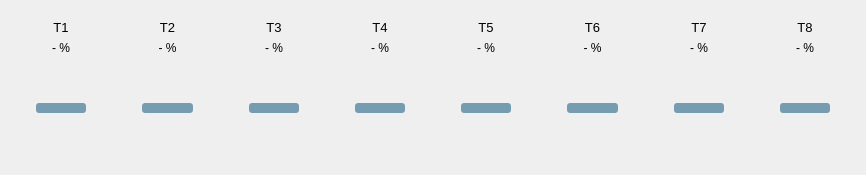
sonia-auv/rqt_sonia_plugins, file rqt_thruster_effort/resource/mainwidget.ui: the form before one commit.
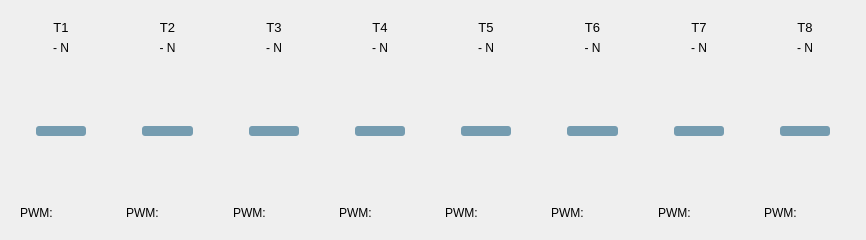
The form after the commit.

Commit message: Thruster effort module updated

```diff
--- a/rqt_thruster_effort/resource/mainwidget.ui
+++ b/rqt_thruster_effort/resource/mainwidget.ui
@@ -7,7 +7,7 @@
     <x>0</x>
     <y>0</y>
     <width>866</width>
-    <height>175</height>
+    <height>240</height>
    </rect>
   </property>
   <property name="sizePolicy">
@@ -126,7 +126,7 @@
       <item>
        <widget class="QLabel" name="T1_value">
         <property name="text">
-         <string>- %</string>
+         <string>- N</string>
         </property>
         <property name="alignment">
          <set>Qt::AlignCenter</set>
@@ -178,6 +178,13 @@
         </property>
        </widget>
       </item>
+      <item>
+       <widget class="QLabel" name="T1_pwm">
+        <property name="text">
+         <string>PWM: </string>
+        </property>
+       </widget>
+      </item>
      </layout>
     </widget>
    </item>
@@ -208,7 +215,7 @@
       <item>
        <widget class="QLabel" name="T2_value">
         <property name="text">
-         <string>- %</string>
+         <string>- N</string>
         </property>
         <property name="alignment">
          <set>Qt::AlignCenter</set>
@@ -260,6 +267,13 @@
         </property>
        </widget>
       </item>
+      <item>
+       <widget class="QLabel" name="T2_pwm">
+        <property name="text">
+         <string>PWM: </string>
+        </property>
+       </widget>
+      </item>
      </layout>
     </widget>
    </item>
@@ -290,7 +304,7 @@
       <item>
        <widget class="QLabel" name="T3_value">
         <property name="text">
-         <string>- %</string>
+         <string>- N</string>
         </property>
         <property name="alignment">
          <set>Qt::AlignCenter</set>
@@ -342,6 +356,13 @@
         </property>
        </widget>
       </item>
+      <item>
+       <widget class="QLabel" name="T3_pwm">
+        <property name="text">
+         <string>PWM: </string>
+        </property>
+       </widget>
+      </item>
      </layout>
     </widget>
    </item>
@@ -372,7 +393,7 @@
       <item>
        <widget class="QLabel" name="T4_value">
         <property name="text">
-         <string>- %</string>
+         <string>- N</string>
         </property>
         <property name="alignment">
          <set>Qt::AlignCenter</set>
@@ -424,6 +445,13 @@
         </property>
        </widget>
       </item>
+      <item>
+       <widget class="QLabel" name="T4_pwm">
+        <property name="text">
+         <string>PWM: </string>
+        </property>
+       </widget>
+      </item>
      </layout>
     </widget>
    </item>
@@ -454,7 +482,7 @@
       <item>
        <widget class="QLabel" name="T5_value">
         <property name="text">
-         <string>- %</string>
+         <string>- N</string>
         </property>
         <property name="alignment">
          <set>Qt::AlignCenter</set>
@@ -506,6 +534,13 @@
         </property>
        </widget>
       </item>
+      <item>
+       <widget class="QLabel" name="T5_pwm">
+        <property name="text">
+         <string>PWM: </string>
+        </property>
+       </widget>
+      </item>
      </layout>
     </widget>
    </item>
@@ -536,7 +571,7 @@
       <item>
        <widget class="QLabel" name="T6_value">
         <property name="text">
-         <string>- %</string>
+         <string>- N</string>
         </property>
         <property name="alignment">
          <set>Qt::AlignCenter</set>
@@ -588,6 +623,13 @@
         </property>
        </widget>
       </item>
+      <item>
+       <widget class="QLabel" name="T6_pwm">
+        <property name="text">
+         <string>PWM: </string>
+        </property>
+       </widget>
+      </item>
      </layout>
     </widget>
    </item>
@@ -618,7 +660,7 @@
       <item>
        <widget class="QLabel" name="T7_value">
         <property name="text">
-         <string>- %</string>
+         <string>- N</string>
         </property>
         <property name="alignment">
          <set>Qt::AlignCenter</set>
@@ -670,6 +712,13 @@
         </property>
        </widget>
       </item>
+      <item>
+       <widget class="QLabel" name="T7_pwm">
+        <property name="text">
+         <string>PWM: </string>
+        </property>
+       </widget>
+      </item>
      </layout>
     </widget>
    </item>
@@ -700,7 +749,7 @@
       <item>
        <widget class="QLabel" name="T8_value">
         <property name="text">
-         <string>- %</string>
+         <string>- N</string>
         </property>
         <property name="alignment">
          <set>Qt::AlignCenter</set>
@@ -752,6 +801,13 @@
         </property>
        </widget>
       </item>
+      <item>
+       <widget class="QLabel" name="T8_pwm">
+        <property name="text">
+         <string>PWM: </string>
+        </property>
+       </widget>
+      </item>
      </layout>
     </widget>
    </item>
```
The commit also changes 1 other file.
